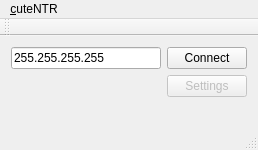
Above: mainwindow.ui from BoltsJ/cuteNTR before the change. Below: the same form after it.
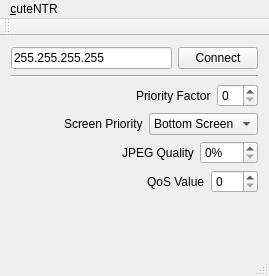
That is the form after the change.

Commit message:
Add stream options
Add options that are sent in the packet to start the stream. Client side
options like scaling are not implemented yet.  The ability to change
stream options without rebooting the 3DS is not available yet.

What changed in the file:
```diff
--- a/mainwindow.ui
+++ b/mainwindow.ui
@@ -6,8 +6,8 @@
    <rect>
     <x>0</x>
     <y>0</y>
-    <width>258</width>
-    <height>150</height>
+    <width>269</width>
+    <height>276</height>
    </rect>
   </property>
   <property name="windowTitle">
@@ -34,7 +34,48 @@
      </layout>
     </item>
     <item>
-     <layout class="QHBoxLayout" name="horizontalLayout">
+     <widget class="Line" name="line">
+      <property name="orientation">
+       <enum>Qt::Horizontal</enum>
+      </property>
+     </widget>
+    </item>
+    <item>
+     <layout class="QHBoxLayout" name="horizontalLayout_3">
+      <item>
+       <spacer name="horizontalSpacer_2">
+        <property name="orientation">
+         <enum>Qt::Horizontal</enum>
+        </property>
+        <property name="sizeHint" stdset="0">
+         <size>
+          <width>40</width>
+          <height>20</height>
+         </size>
+        </property>
+       </spacer>
+      </item>
+      <item>
+       <widget class="QLabel" name="label">
+        <property name="text">
+         <string>Priority Factor</string>
+        </property>
+       </widget>
+      </item>
+      <item>
+       <widget class="QSpinBox" name="priFact">
+        <property name="suffix">
+         <string/>
+        </property>
+        <property name="maximum">
+         <number>30</number>
+        </property>
+       </widget>
+      </item>
+     </layout>
+    </item>
+    <item>
+     <layout class="QHBoxLayout" name="horizontalLayout_4">
       <item>
        <spacer name="horizontalSpacer">
         <property name="orientation">
@@ -49,12 +90,88 @@
        </spacer>
       </item>
       <item>
-       <widget class="QPushButton" name="settingsButton">
-        <property name="enabled">
-         <bool>false</bool>
+       <widget class="QLabel" name="label_4">
+        <property name="text">
+         <string>Screen Priority</string>
         </property>
+       </widget>
+      </item>
+      <item>
+       <widget class="QComboBox" name="priMode">
+        <item>
+         <property name="text">
+          <string>Bottom Screen</string>
+         </property>
+        </item>
+        <item>
+         <property name="text">
+          <string>Top Screen</string>
+         </property>
+        </item>
+       </widget>
+      </item>
+     </layout>
+    </item>
+    <item>
+     <layout class="QHBoxLayout" name="horizontalLayout_5">
+      <item>
+       <spacer name="horizontalSpacer_4">
+        <property name="orientation">
+         <enum>Qt::Horizontal</enum>
+        </property>
+        <property name="sizeHint" stdset="0">
+         <size>
+          <width>40</width>
+          <height>20</height>
+         </size>
+        </property>
+       </spacer>
+      </item>
+      <item>
+       <widget class="QLabel" name="label_2">
         <property name="text">
-         <string>Settings</string>
+         <string>JPEG Quality</string>
+        </property>
+       </widget>
+      </item>
+      <item>
+       <widget class="QSpinBox" name="jpegQuality">
+        <property name="suffix">
+         <string>%</string>
+        </property>
+        <property name="maximum">
+         <number>100</number>
+        </property>
+       </widget>
+      </item>
+     </layout>
+    </item>
+    <item>
+     <layout class="QHBoxLayout" name="horizontalLayout_6">
+      <item>
+       <spacer name="horizontalSpacer_5">
+        <property name="orientation">
+         <enum>Qt::Horizontal</enum>
+        </property>
+        <property name="sizeHint" stdset="0">
+         <size>
+          <width>40</width>
+          <height>20</height>
+         </size>
+        </property>
+       </spacer>
+      </item>
+      <item>
+       <widget class="QLabel" name="label_3">
+        <property name="text">
+         <string>QoS Value</string>
+        </property>
+       </widget>
+      </item>
+      <item>
+       <widget class="QSpinBox" name="qosValue">
+        <property name="maximum">
+         <number>105</number>
         </property>
        </widget>
       </item>
@@ -80,7 +197,7 @@
     <rect>
      <x>0</x>
      <y>0</y>
-     <width>258</width>
+     <width>269</width>
      <height>23</height>
     </rect>
    </property>
```
The commit also changes 2 other files.
